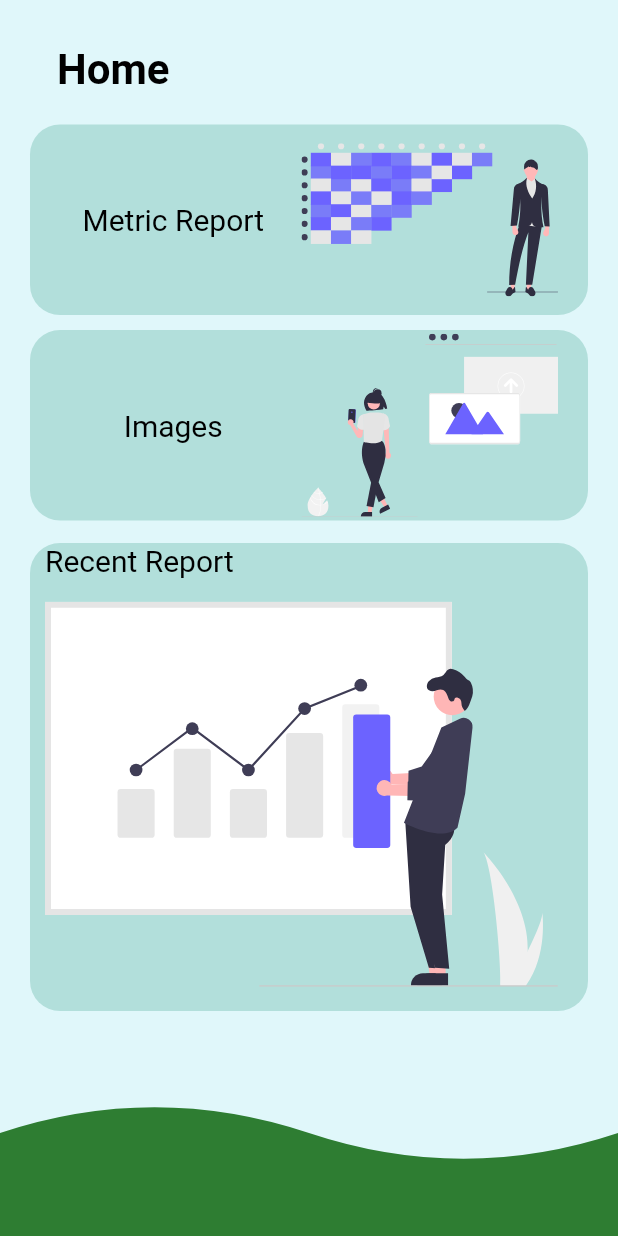
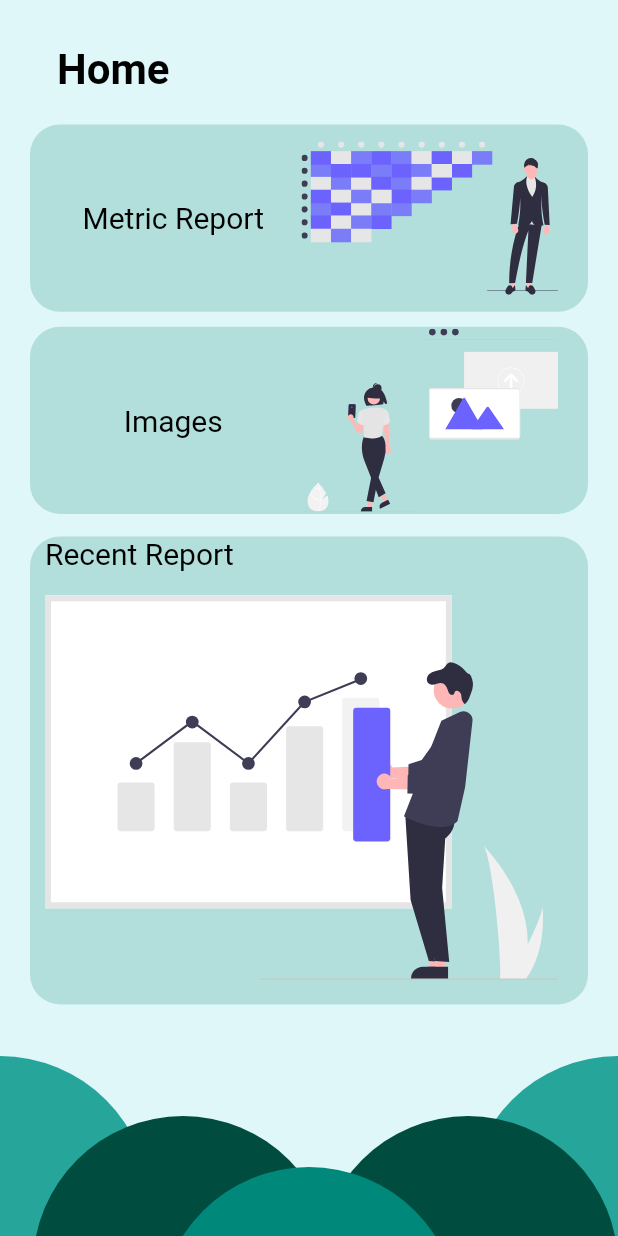
Before and after one commit to JDMukiibs/smart_class_api_consumer, a Flutter app: the screen it shows after launch, after a tap on an icon or button, on a phone screen of 412 x 824 dp. Run offline on Flutter 3.47's test engine with Material 2 defaults, Android fonts, the phone set to English and light mode, and no system bars; our stand-ins replace flutter_fadein, flutter_svg, image_picker, syncfusion_flutter_charts; Roboto replaces fonts that are missing (fonts/Poppins-Bold, fonts/Poppins-Medium).

Commit message:
Circles added to complete general look
Finished adding and implementing the circle designs that had been implemented in the Figma designs. Still thinking whether or not to have them added onto the Metric Report screen and Images screen thinking of leaving them as is to avoid clutter

```diff
--- a/lib/helper_widgets_and_functions/shapes.dart
+++ b/lib/helper_widgets_and_functions/shapes.dart
@@ -1,27 +1,49 @@
 import 'package:flutter/material.dart';
 
-class CurvePainter extends CustomPainter {
+class CirclePainter extends CustomPainter {
   @override
   void paint(Canvas canvas, Size size) {
-    var paint = Paint();
-    paint.color = Colors.green[800] as Color;
-    paint.style = PaintingStyle.fill;
+    final paint = Paint();
 
-    var path = Path();
+    // Set color for Circle 1
+    paint.color = Colors.teal[400] as Color;
+    // Set center of circle 1 => (0, size.height)
+    var center = Offset(0, size.height);
+    // Draw circle 1
+    canvas.drawCircle(center, 100, paint);
 
-    path.moveTo(0, size.height * 0.9167);
-    path.quadraticBezierTo(size.width * 0.25, size.height * 0.875,
-        size.width * 0.5, size.height * 0.9167);
-    path.quadraticBezierTo(size.width * 0.75, size.height * 0.9584,
-        size.width * 1.0, size.height * 0.9167);
-    path.lineTo(size.width, size.height);
-    path.lineTo(0, size.height);
+    // Set color for Circle 2
+    paint.color = Colors.teal[900] as Color;
+    // Set center of circle 2 => (size.width-290, size.height+40)
+    center = Offset(size.width-290, size.height+40);
+    // Draw Circle 2
+    canvas.drawCircle(center, 100, paint);
 
-    canvas.drawPath(path, paint);
+    // Set color for Circle 5 which is reverse of Circle 1
+    paint.color = Colors.teal[400] as Color;
+    // Set center of circle 5 => (size.width, size.height)
+    center = Offset(size.width, size.height);
+    // Draw circle 5
+    canvas.drawCircle(center, 100, paint);
+
+    // Set color for Circle 4 which is reverse of Circle 2
+    paint.color = Colors.teal[900] as Color;
+    // Set center of circle 4 => (size.width-10, size.height+40)
+    center = Offset(size.width-100, size.height+40);
+    // Draw Circle 2
+    canvas.drawCircle(center, 100, paint);
+
+    // Set color for Circle 3 the middle circle
+    paint.color = Colors.teal[600] as Color;
+    // Set center of circle 4 => (size.width-10, size.height+40)
+    center = Offset(size.width/2, size.height+74);
+    // Draw Circle 2
+    canvas.drawCircle(center, 100, paint);
+
   }
 
   @override
-  bool shouldRepaint(CustomPainter oldDelegate) {
+  bool shouldRepaint(covariant CustomPainter oldDelegate) {
     return true;
   }
 }
--- a/lib/pages/home.dart
+++ b/lib/pages/home.dart
@@ -17,8 +17,9 @@ class _HomeState extends State<Home> {
       backgroundColor: Colors.cyan[50],
       body: SafeArea(
         child: CustomPaint(
-          painter: CurvePainter(),
+          painter: CirclePainter(),
           child: Container(
+            height: (MediaQuery.of(context).size.height-20),
             child: Column(
               children: <Widget>[
                 Padding(
@@ -42,7 +43,7 @@ class _HomeState extends State<Home> {
                     },
                     child: Container(
                       padding: EdgeInsets.fromLTRB(10, 0, 20, 0),
-                      height: 127,
+                      height: (MediaQuery.of(context).size.height-200)/5,
                       decoration: BoxDecoration(
                         color: Colors.teal[100],
                         borderRadius: BorderRadius.all(Radius.circular(20))
@@ -74,7 +75,7 @@ class _HomeState extends State<Home> {
                     },
                     child: Container(
                       padding: EdgeInsets.fromLTRB(10, 0, 20, 0),
-                      height: 127,
+                      height: (MediaQuery.of(context).size.height-200)/5,
                       decoration: BoxDecoration(
                           color: Colors.teal[100],
                           borderRadius: BorderRadius.all(Radius.circular(20))
--- a/lib/pages/welcome.dart
+++ b/lib/pages/welcome.dart
@@ -17,14 +17,14 @@ class _WelcomeState extends State<Welcome> {
       backgroundColor: Colors.cyan[50],
       body: SafeArea(
         child: CustomPaint(
-          painter: CurvePainter(),
+          painter: CirclePainter(),
           child: Center(
             child: Padding(
               padding: const EdgeInsets.fromLTRB(20, 50, 20, 90),
               child: Column(
                 children: <Widget>[
                   Container(
-                    height: 35,
+                    height: (MediaQuery.of(context).size.height-200)/5,
                     child: Text(
                       'Smart Class',
                       style: TextStyle(
@@ -36,7 +36,7 @@ class _WelcomeState extends State<Welcome> {
                   ),
                   //SizedBox(height: 20.0),
                   Expanded(child: welcomeSVG),
-                  SizedBox(height: 10.0),
+                  SizedBox(height: 50.0),
                   Container(
                     alignment: Alignment.center,
                     child: Text(
@@ -48,7 +48,7 @@ class _WelcomeState extends State<Welcome> {
                       textAlign: TextAlign.center,
                     ),
                   ),
-                  //SizedBox(height: 20.0),
+                  SizedBox(height: 50.0),
                   TextButton(
                     onPressed: () {
                       Navigator.pushReplacementNamed(context, '/home');
```
